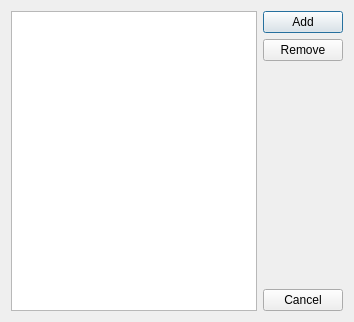
Above: topicsdialog.ui from lucianodato/JI-quotes before the change. Below: the same form after it.
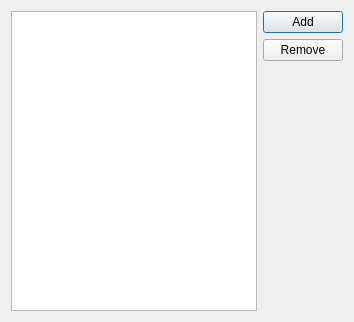
That is the form after the change. Icons and pictures are not drawn.

What changed in the file:
```diff
--- a/topicsdialog.ui
+++ b/topicsdialog.ui
@@ -58,17 +58,6 @@
        </property>
       </spacer>
      </item>
-     <item>
-      <widget class="QPushButton" name="CancelButton">
-       <property name="text">
-        <string>Cancel</string>
-       </property>
-       <property name="icon">
-        <iconset resource="resources.qrc">
-         <normaloff>:/icons/custom-icons/circle-x.svg</normaloff>:/icons/custom-icons/circle-x.svg</iconset>
-       </property>
-      </widget>
-     </item>
     </layout>
    </item>
   </layout>
```
